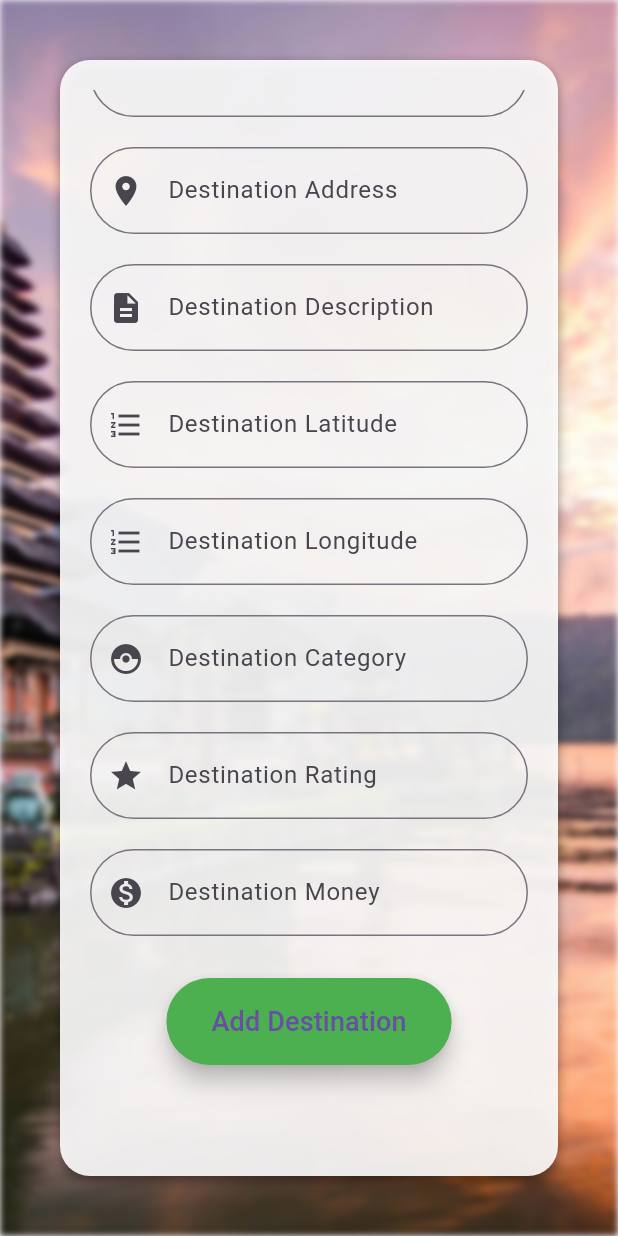
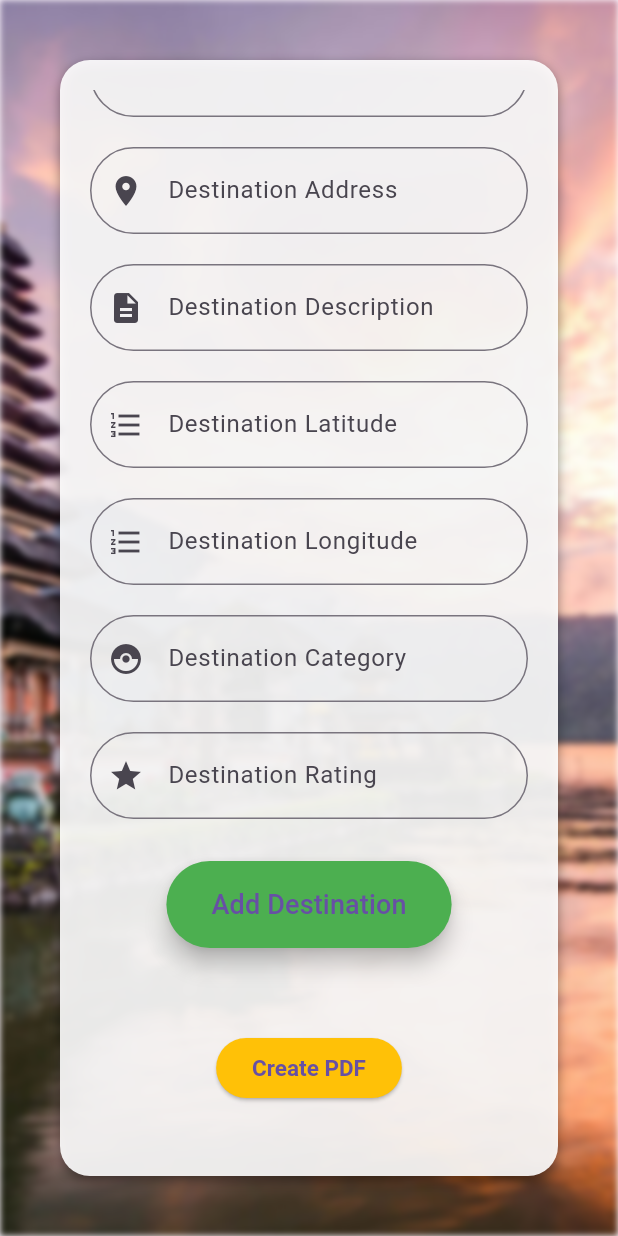
Before and after one commit to WIBU1234/tubespariwisata, a Flutter app: the CreatePage screen opened directly, scrolled down 537 dp, on a phone screen of 412 x 824 dp. Run offline on Flutter 3.47's test engine with Material 3 defaults, Android fonts, the phone set to English and light mode, and no system bars; our stand-ins replace barcode_widget, camera, dot_navigation_bar, flutter_image_compress, flutter_map, flutter_riverpod and 8 more; missing offline and left inert: mobile_scanner; accounts and stored records are empty; network calls fail.

```diff
--- a/lib/adminLaunch/container/addDestination/createDestination.dart
+++ b/lib/adminLaunch/container/addDestination/createDestination.dart
@@ -66,7 +66,7 @@ class _CreatePageState extends State<CreatePage> {
         pickedImage.path,
         minWidth: 10,
         minHeight: 10,
-        quality: 20,
+        quality: 40,
       );
 
       if (compressedImage != null) {
@@ -339,25 +339,6 @@ class _CreatePageState extends State<CreatePage> {
                             }
                             return null;
                           }),
-                      const SizedBox(height: 20),
-                      TextFormField(
-                          keyboardType: TextInputType.number,
-                          controller: controllerPrice,
-                          decoration: InputDecoration(
-                            prefixIcon: const Icon(Icons.monetization_on),
-                            labelText: 'Destination Money',
-                            border: OutlineInputBorder(
-                              borderRadius: BorderRadius.circular(50),
-                            ),
-                            contentPadding:
-                                const EdgeInsets.symmetric(vertical: 17),
-                          ),
-                          validator: (value) {
-                            if (value == '') {
-                              return 'Destination Price must be filled';
-                            }
-                            return null;
-                          }),
                       const SizedBox(height: 28),
                       ElevatedButton(
                         style: ElevatedButton.styleFrom(
```
